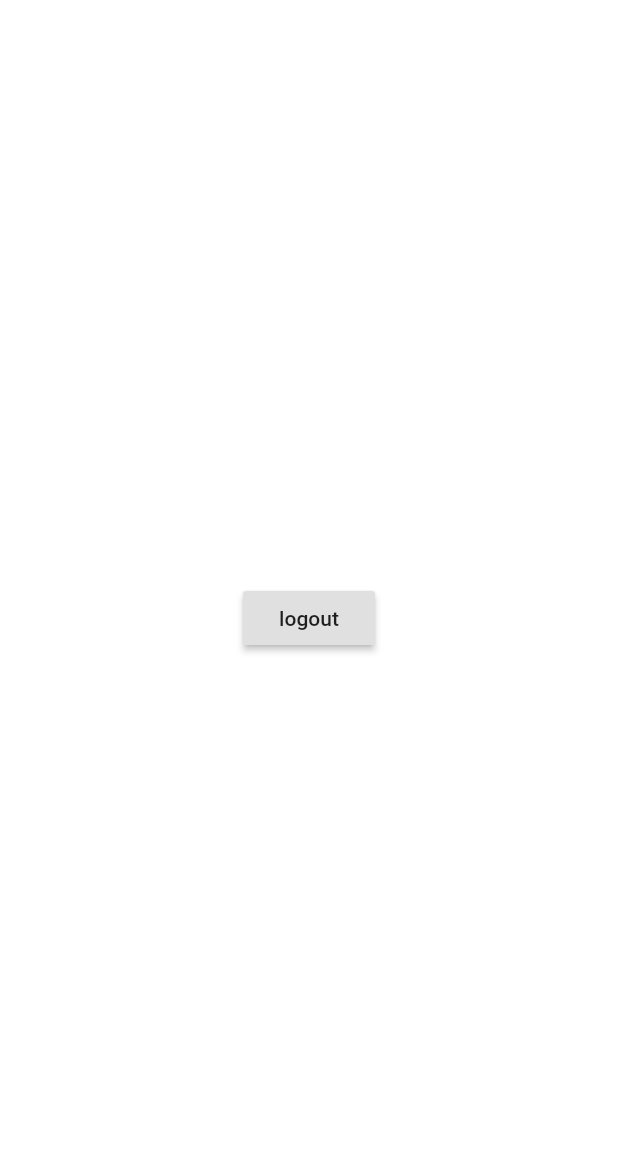
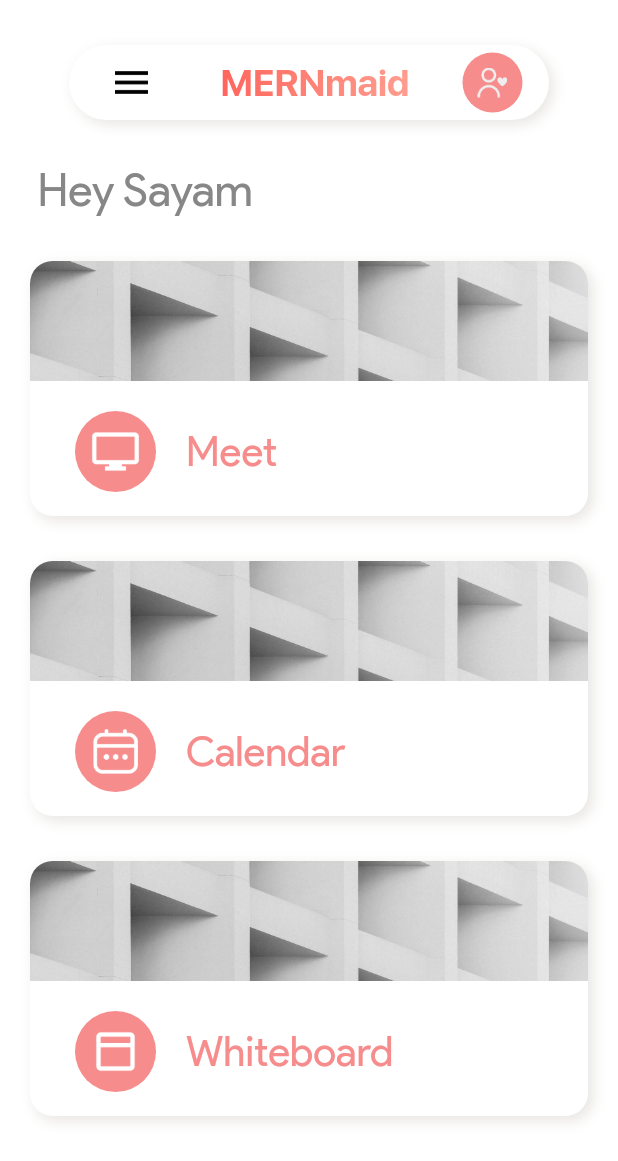
Before and after one commit to Sayam06/MERNmaid, a Flutter app: the Home screen opened by its route, on a phone screen of 412 x 824 dp. Shown: the top 1161 px of the screen. Run offline on Flutter 3.47's test engine with Material 2 defaults, Android fonts, the light colour scheme and no system bars; our stand-ins replace page_transition.

Commit message:
Added dashboard design

```diff
--- a/lib/dashboard/screens/home.dart
+++ b/lib/dashboard/screens/home.dart
@@ -1,19 +1,123 @@
 import 'package:flutter/material.dart';
+import 'package:mernmaid/dashboard/widgets/main_tiles.dart';
 import 'package:mernmaid/google_signin_api.dart';
 
-class Home extends StatelessWidget {
+class Home extends StatefulWidget {
   static const routeName = "/dashboard";
 
   @override
+  _HomeState createState() => _HomeState();
+}
+
+class _HomeState extends State<Home> {
+  String name = "Sayam";
+  @override
   Widget build(BuildContext context) {
     return Scaffold(
-      backgroundColor: Colors.white,
-      body: Center(
-        child: RaisedButton(
-          onPressed: () => {},
-          child: Text("logout"),
-        ),
-      ),
-    );
+        backgroundColor: Colors.white, //Color.fromRGBO(238, 238, 239, 1),
+        body: SafeArea(
+            child: SingleChildScrollView(
+          physics: AlwaysScrollableScrollPhysics(),
+          child: Column(
+            crossAxisAlignment: CrossAxisAlignment.start,
+            children: [
+              SizedBox(
+                height: 30,
+              ),
+              Row(
+                mainAxisAlignment: MainAxisAlignment.center,
+                children: [
+                  Container(
+                      width: 320,
+                      height: 50,
+                      child: Row(
+                        mainAxisAlignment: MainAxisAlignment.spaceAround,
+                        children: [
+                          IconButton(
+                            onPressed: () => Scaffold.of(context).openDrawer(),
+                            icon: Container(
+                              height: 15,
+                              child: Image.asset(
+                                "assets/images/hamburger.png",
+                                color: Colors.black,
+                              ),
+                            ),
+                          ),
+                          Text(
+                            "MERNmaid",
+                            style: TextStyle(
+                                fontSize: 25,
+                                fontFamily: "SFPro",
+                                fontWeight: FontWeight.bold,
+                                foreground: Paint()
+                                  ..shader = LinearGradient(
+                                    colors: <Color>[
+                                      // Colors.black,
+                                      Color.fromRGBO(255, 41, 41, 1),
+                                      Color.fromRGBO(255, 130, 103, 0.6),
+                                    ],
+                                  ).createShader(Rect.fromLTWH(35, 0.0, 300.0, 70.0))),
+                          ),
+                          CircleAvatar(
+                            backgroundColor: Color.fromRGBO(247, 140, 140, 1),
+                            child: Container(
+                              height: 20,
+                              child: Image.asset("assets/images/user_dashboard.png"),
+                            ),
+                          )
+                        ],
+                      ),
+                      decoration: BoxDecoration(
+                          // color: Colors.black,
+                          color: Colors.white, //Color.fromRGBO(239, 238, 238, 1),
+                          borderRadius: BorderRadius.all(
+                            Radius.circular(40),
+                          ),
+                          boxShadow: [
+                            BoxShadow(
+                              color: Color.fromRGBO(255, 255, 255, 0.5),
+                              blurRadius: 6.0,
+                              offset: Offset(-4, -4),
+                            ),
+                            BoxShadow(
+                              color: Color.fromRGBO(209, 205, 199, 0.5),
+                              blurRadius: 7.0,
+                              offset: Offset(3, 3),
+                            ),
+                          ])),
+                ],
+              ),
+              SizedBox(
+                height: 28,
+              ),
+              Container(
+                margin: EdgeInsets.only(left: 25),
+                child: Text(
+                  "Hey " + name,
+                  style: TextStyle(
+                    fontFamily: "ProductSans",
+                    fontSize: 30,
+                    color: Color.fromRGBO(135, 135, 135, 1),
+                  ),
+                ),
+              ),
+              SizedBox(
+                height: 30,
+              ),
+              MainTiles(() => {}, "monitor_icon.png", "Meet"),
+              SizedBox(
+                height: 30,
+              ),
+              MainTiles(() => {}, "calendar_icon.png", "Calendar"),
+              SizedBox(
+                height: 30,
+              ),
+              MainTiles(() => {}, "whiteboard_icon.png", "Whiteboard"),
+              SizedBox(
+                height: 30,
+              ),
+            ],
+          ),
+        )));
   }
 }
--- /dev/null
+++ b/lib/dashboard/widgets/main_tiles.dart
@@ -0,0 +1,86 @@
+import 'package:flutter/material.dart';
+
+class MainTiles extends StatelessWidget {
+  Function func;
+  String img;
+  String title;
+
+  MainTiles(this.func, this.img, this.title);
+
+  @override
+  Widget build(BuildContext context) {
+    return Container(
+      width: 400,
+      height: 170,
+      margin: EdgeInsets.only(left: 20, right: 20),
+      decoration: BoxDecoration(
+          // color: Colors.black,
+          color: Colors.white, //Color.fromRGBO(239, 238, 238, 1),
+          borderRadius: BorderRadius.all(
+            Radius.circular(15),
+          ),
+          boxShadow: [
+            BoxShadow(
+              color: Color.fromRGBO(255, 255, 255, 0.5),
+              blurRadius: 6.0,
+              offset: Offset(-4, -4),
+            ),
+            BoxShadow(
+              color: Color.fromRGBO(209, 205, 199, 0.5),
+              blurRadius: 7.0,
+              offset: Offset(3, 3),
+            ),
+          ]),
+      child: Column(
+        // mainAxisAlignment: MainAxisAlignment.center,
+        children: [
+          Container(
+            width: 400,
+            height: 80,
+            child: ClipRRect(
+              borderRadius: BorderRadius.only(
+                topLeft: Radius.circular(15),
+                topRight: Radius.circular(15),
+              ),
+              child: Image.asset(
+                "assets/images/tiles_background.jpg",
+                fit: BoxFit.fitWidth,
+              ),
+            ),
+          ),
+          SizedBox(
+            height: 20,
+          ),
+          Row(
+            children: [
+              Container(
+                margin: EdgeInsets.only(left: 30),
+                child: CircleAvatar(
+                  radius: 27,
+                  backgroundColor: Color.fromRGBO(247, 140, 140, 1),
+                  child: Container(
+                    height: title == "Calendar" ? 30 : 34,
+                    child: Image.asset("assets/images/" + img),
+                  ),
+                ),
+              ),
+              SizedBox(
+                width: 20,
+              ),
+              Container(
+                child: Text(
+                  title,
+                  style: TextStyle(
+                    fontFamily: "ProductSans",
+                    fontSize: 27,
+                    color: Color.fromRGBO(247, 140, 140, 1),
+                  ),
+                ),
+              )
+            ],
+          )
+        ],
+      ),
+    );
+  }
+}
--- a/lib/main.dart
+++ b/lib/main.dart
@@ -27,6 +27,7 @@ class MyApp extends StatelessWidget {
         // Notice that the counter didn't reset back to zero; the application
         // is not restarted.
         primarySwatch: Colors.blue,
+        accentColor: Color.fromRGBO(247, 140, 140, 1),
       ),
       home: LoginScreen(),
       onGenerateRoute: (settings) {
--- a/pubspec.yaml
+++ b/pubspec.yaml
@@ -58,6 +58,12 @@ flutter:
     - assets/images/github.png
     - assets/images/password.png
     - assets/images/user.png
+    - assets/images/tiles_background.jpg
+    - assets/images/user_dashboard.png
+    - assets/images/hamburger.png
+    - assets/images/whiteboard_icon.png
+    - assets/images/monitor_icon.png
+    - assets/images/calendar_icon.png
 
   # An image asset can refer to one or more resolution-specific "variants", see
   # https://flutter.dev/assets-and-images/#resolution-aware.
```
Also changed, not shown: assets/images/calendar_icon.png (added), assets/images/hamburger.png (added), assets/images/monitor_icon.png (added), assets/images/tiles_background.jpg (added), assets/images/user_dashboard.png (added), assets/images/whiteboard_icon.png (added).
